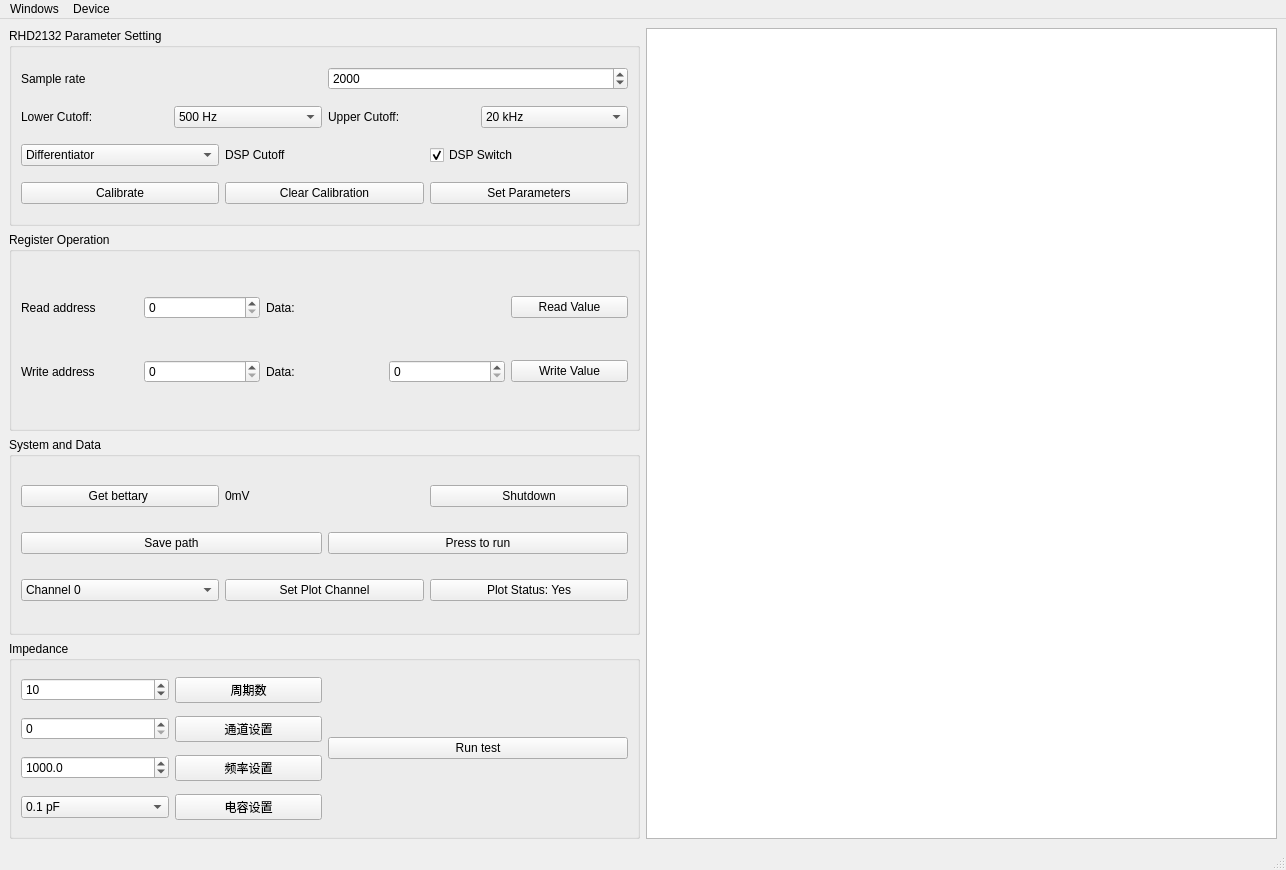
Above: mainwindow.ui from lwmdojz/SUSNeuron before the change. Below: the same form after it.
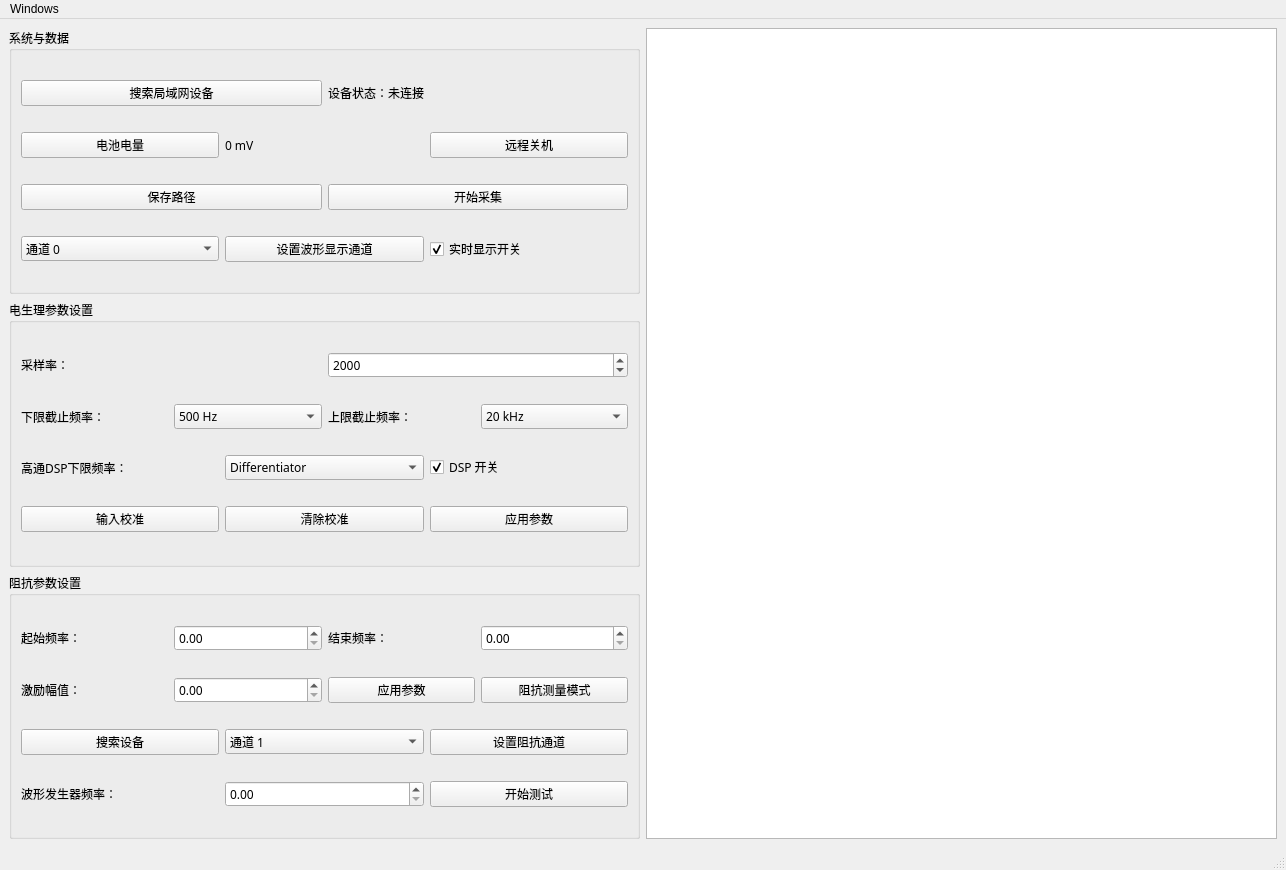
That is the form after the change. Custom widgets are drawn as their Qt base class.

```diff
--- a/mainwindow.ui
+++ b/mainwindow.ui
@@ -21,23 +21,18 @@
   </property>
   <widget class="QWidget" name="centralwidget">
    <layout class="QGridLayout" name="gridLayout">
-    <item row="0" column="1" rowspan="4">
-     <widget class="QChartView" name="graphicsView">
-      <property name="sizePolicy">
-       <sizepolicy hsizetype="Preferred" vsizetype="Expanding">
-        <horstretch>0</horstretch>
-        <verstretch>0</verstretch>
-       </sizepolicy>
-      </property>
-     </widget>
-    </item>
-    <item row="0" column="0">
+    <item row="2" column="0">
      <widget class="QGroupBox" name="groupBox_2">
       <property name="enabled">
        <bool>true</bool>
       </property>
+      <property name="font">
+       <font>
+        <family>微软雅黑</family>
+       </font>
+      </property>
       <property name="title">
-       <string>RHD2132 Parameter Setting</string>
+       <string>电生理参数设置</string>
       </property>
       <layout class="QHBoxLayout" name="horizontalLayout_8">
        <item>
@@ -46,8 +41,13 @@
           <layout class="QHBoxLayout" name="horizontalLayout">
            <item>
             <widget class="QLabel" name="label_3">
+             <property name="font">
+              <font>
+               <family>微软雅黑</family>
+              </font>
+             </property>
              <property name="text">
-              <string>Sample rate</string>
+              <string>采样率：</string>
              </property>
             </widget>
            </item>
@@ -70,13 +70,23 @@
           <layout class="QHBoxLayout" name="horizontalLayout_2">
            <item>
             <widget class="QLabel" name="label_2">
+             <property name="font">
+              <font>
+               <family>微软雅黑</family>
+              </font>
+             </property>
              <property name="text">
-              <string>Lower Cutoff:</string>
+              <string>下限截止频率：</string>
              </property>
             </widget>
            </item>
            <item>
             <widget class="QComboBox" name="comboBox_LowerCutoff">
+             <property name="font">
+              <font>
+               <family>微软雅黑</family>
+              </font>
+             </property>
              <item>
               <property name="text">
                <string>500 Hz</string>
@@ -206,13 +216,23 @@
            </item>
            <item>
             <widget class="QLabel" name="label">
+             <property name="font">
+              <font>
+               <family>微软雅黑</family>
+              </font>
+             </property>
              <property name="text">
-              <string>Upper Cutoff:</string>
+              <string>上限截止频率：</string>
              </property>
             </widget>
            </item>
            <item>
             <widget class="QComboBox" name="comboBox_UpperCutoff">
+             <property name="font">
+              <font>
+               <family>微软雅黑</family>
+              </font>
+             </property>
              <item>
               <property name="text">
                <string>20 kHz</string>
@@ -299,96 +319,106 @@
          </item>
          <item>
           <layout class="QHBoxLayout" name="horizontalLayout_6">
-           <item>
-            <widget class="QComboBox" name="comboBox_DSPCutoff">
-             <item>
-              <property name="text">
-               <string>Differentiator</string>
-              </property>
-             </item>
-             <item>
-              <property name="text">
-               <string>New Item</string>
-              </property>
-             </item>
-             <item>
-              <property name="text">
-               <string>New Item</string>
-              </property>
-             </item>
-             <item>
-              <property name="text">
-               <string>New Item</string>
-              </property>
-             </item>
-             <item>
-              <property name="text">
-               <string>New Item</string>
-              </property>
-             </item>
-             <item>
-              <property name="text">
-               <string>New Item</string>
-              </property>
-             </item>
-             <item>
-              <property name="text">
-               <string>New Item</string>
-              </property>
-             </item>
-             <item>
-              <property name="text">
-               <string>New Item</string>
-              </property>
-             </item>
-             <item>
-              <property name="text">
-               <string>New Item</string>
-              </property>
-             </item>
-             <item>
-              <property name="text">
-               <string>New Item</string>
-              </property>
-             </item>
-             <item>
-              <property name="text">
-               <string>New Item</string>
-              </property>
-             </item>
-             <item>
-              <property name="text">
-               <string>New Item</string>
-              </property>
-             </item>
-             <item>
-              <property name="text">
-               <string>New Item</string>
-              </property>
-             </item>
-             <item>
-              <property name="text">
-               <string>New Item</string>
-              </property>
-             </item>
-             <item>
-              <property name="text">
-               <string>New Item</string>
-              </property>
-             </item>
-            </widget>
-           </item>
            <item>
             <widget class="QLabel" name="label_5">
+             <property name="font">
+              <font>
+               <family>微软雅黑</family>
+              </font>
+             </property>
              <property name="text">
-              <string>DSP Cutoff</string>
+              <string>高通DSP下限频率：</string>
              </property>
             </widget>
            </item>
+           <item>
+            <widget class="QComboBox" name="comboBox_DSP">
+             <item>
+              <property name="text">
+               <string>Differentiator</string>
+              </property>
+             </item>
+             <item>
+              <property name="text">
+               <string>New Item</string>
+              </property>
+             </item>
+             <item>
+              <property name="text">
+               <string>New Item</string>
+              </property>
+             </item>
+             <item>
+              <property name="text">
+               <string>New Item</string>
+              </property>
+             </item>
+             <item>
+              <property name="text">
+               <string>New Item</string>
+              </property>
+             </item>
+             <item>
+              <property name="text">
+               <string>New Item</string>
+              </property>
+             </item>
+             <item>
+              <property name="text">
+               <string>New Item</string>
+              </property>
+             </item>
+             <item>
+              <property name="text">
+               <string>New Item</string>
+              </property>
+             </item>
+             <item>
+              <property name="text">
+               <string>New Item</string>
+              </property>
+             </item>
+             <item>
+              <property name="text">
+               <string>New Item</string>
+              </property>
+             </item>
+             <item>
+              <property name="text">
+               <string>New Item</string>
+              </property>
+             </item>
+             <item>
+              <property name="text">
+               <string>New Item</string>
+              </property>
+             </item>
+             <item>
+              <property name="text">
+               <string>New Item</string>
+              </property>
+             </item>
+             <item>
+              <property name="text">
+               <string>New Item</string>
+              </property>
+             </item>
+             <item>
+              <property name="text">
+               <string>New Item</string>
+              </property>
+             </item>
+            </widget>
+           </item>
            <item>
             <widget class="QCheckBox" name="checkBox_DSPOnoff">
+             <property name="font">
+              <font>
+               <family>微软雅黑</family>
+              </font>
+             </property>
              <property name="text">
-              <string>DSP Switch</string>
+              <string>DSP 开关</string>
              </property>
              <property name="checked">
               <bool>true</bool>
@@ -404,22 +434,37 @@
           <layout class="QHBoxLayout" name="horizontalLayout_3">
            <item>
             <widget class="QPushButton" name="pushButton_calibrate">
+             <property name="font">
+              <font>
+               <family>微软雅黑</family>
+              </font>
+             </property>
              <property name="text">
-              <string>Calibrate</string>
+              <string>输入校准</string>
              </property>
             </widget>
            </item>
            <item>
             <widget class="QPushButton" name="pushButton_clear">
+             <property name="font">
+              <font>
+               <family>微软雅黑</family>
+              </font>
+             </property>
              <property name="text">
-              <string>Clear Calibration</string>
+              <string>清除校准</string>
              </property>
             </widget>
            </item>
            <item>
             <widget class="QPushButton" name="pushButton_SetParam">
+             <property name="font">
+              <font>
+               <family>微软雅黑</family>
+              </font>
+             </property>
              <property name="text">
-              <string>Set Parameters</string>
+              <string>应用参数</string>
              </property>
             </widget>
            </item>
@@ -430,34 +475,73 @@
       </layout>
      </widget>
     </item>
-    <item row="2" column="0">
+    <item row="1" column="0">
      <widget class="QGroupBox" name="groupBox_5">
+      <property name="font">
+       <font>
+        <family>微软雅黑</family>
+       </font>
+      </property>
       <property name="title">
-       <string>System and Data</string>
+       <string>系统与数据</string>
       </property>
       <layout class="QHBoxLayout" name="horizontalLayout_13">
        <item>
         <layout class="QVBoxLayout" name="verticalLayout_4">
+         <item>
+          <layout class="QHBoxLayout" name="horizontalLayout_5">
+           <item>
+            <widget class="QPushButton" name="pushButton_searchIP">
+             <property name="text">
+              <string>搜索局域网设备</string>
+             </property>
+            </widget>
+           </item>
+           <item>
+            <widget class="QLabel" name="label_status">
+             <property name="sizePolicy">
+              <sizepolicy hsizetype="Preferred" vsizetype="Fixed">
+               <horstretch>0</horstretch>
+               <verstretch>0</verstretch>
+              </sizepolicy>
+             </property>
+             <property name="text">
+              <string>设备状态：未连接</string>
+             </property>
+            </widget>
+           </item>
+          </layout>
+         </item>
          <item>
           <layout class="QHBoxLayout" name="horizontalLayout_11">
            <item>
             <widget class="QPushButton" name="pushButton_getBatt">
+             <property name="font">
+              <font>
+               <family>微软雅黑</family>
+              </font>
+             </property>
              <property name="text">
-              <string>Get bettary </string>
+              <string>电池电量</string>
              </property>
             </widget>
            </item>
            <item>
             <widget class="QLabel" name="label_batt">
              <property name="text">
-              <string>0mV</string>
+              <string>0 mV</string>
              </property>
             </widget>
            </item>
            <item>
             <widget class="QPushButton" name="pushButton_shutdown">
+             <property name="font">
+              <font>
+               <family>微软雅黑</family>
+              </font>
+             </property>
              <property name="text">
-              <string>Shutdown</string>
+              <string>远程关机</string>
              </property>
             </widget>
            </item>
@@ -467,15 +551,25 @@
           <layout class="QHBoxLayout" name="horizontalLayout_14">
            <item>
             <widget class="QPushButton" name="pushButton_savePath">
+             <property name="font">
+              <font>
+               <family>微软雅黑</family>
+              </font>
+             </property>
              <property name="text">
-              <string>Save path</string>
+              <string>保存路径</string>
              </property>
             </widget>
            </item>
            <item>
             <widget class="QPushButton" name="pushButton_run">
+             <property name="font">
+              <font>
+               <family>微软雅黑</family>
+              </font>
+             </property>
              <property name="text">
-              <string>Press to run</string>
+              <string>开始采集</string>
              </property>
             </widget>
            </item>
@@ -484,10 +578,15 @@
          <item>
           <layout class="QHBoxLayout" name="horizontalLayout_21">
            <item>
-            <widget class="QComboBox" name="comboBox_plotCh">
+            <widget class="QComboBox" name="comboBox_plotChannel">
+             <property name="font">
+              <font>
+               <family>微软雅黑</family>
+              </font>
+             </property>
              <item>
               <property name="text">
-               <string>Channel 0</string>
+               <string>通道 0</string>
               </property>
              </item>
              <item>
@@ -649,15 +748,23 @@
            </item>
            <item>
             <widget class="QPushButton" name="pushButton_setPlotCh">
+             <property name="font">
+              <font>
+               <family>微软雅黑</family>
+              </font>
+             </property>
              <property name="text">
-              <string>Set Plot Channel</string>
+              <string>设置波形显示通道</string>
              </property>
             </widget>
            </item>
            <item>
-            <widget class="QPushButton" name="pushButton_plotOnOff">
+            <widget class="QCheckBox" name="checkBox_plot">
              <property name="text">
-              <string>Plot Status: Yes</string>
+              <string>实时显示开关</string>
+             </property>
+             <property name="checked">
+              <bool>true</bool>
              </property>
             </widget>
            </item>
@@ -670,8 +777,13 @@
     </item>
     <item row="3" column="0">
      <widget class="QGroupBox" name="groupBox_7">
+      <property name="font">
+       <font>
+        <family>微软雅黑</family>
+       </font>
+      </property>
       <property name="title">
-       <string>Impedance</string>
+       <string>阻抗参数设置</string>
       </property>
       <layout class="QHBoxLayout" name="horizontalLayout_16">
        <item>
@@ -679,22 +791,50 @@
          <item>
           <layout class="QHBoxLayout" name="horizontalLayout_15">
            <item>
-            <widget class="QSpinBox" name="spinBox_zcount">
-             <property name="minimum">
-              <number>1</number>
+            <widget class="QLabel" name="label_4">
+             <property name="text">
+              <string>起始频率：</string>
              </property>
-             <property name="maximum">
-              <number>20</number>
+            </widget>
+           </item>
+           <item>
+            <widget class="QDoubleSpinBox" name="doubleSpinBox_startFreq"/>
+           </item>
+           <item>
+            <widget class="QLabel" name="label_6">
+             <property name="text">
+              <string>结束频率：</string>
              </property>
-             <property name="value">
-              <number>10</number>
+            </widget>
+           </item>
+           <item>
+            <widget class="QDoubleSpinBox" name="doubleSpinBox_stopFreq"/>
+           </item>
+          </layout>
+         </item>
+         <item>
+          <layout class="QHBoxLayout" name="horizontalLayout_18">
+           <item>
+            <widget class="QLabel" name="label_7">
+             <property name="text">
+              <string>激励幅值：</string>
              </property>
             </widget>
            </item>
            <item>
-            <widget class="QPushButton" name="pushButton_zcount">
+            <widget class="QDoubleSpinBox" name="doubleSpinBox_amplitude"/>
+           </item>
+           <item>
+            <widget class="QPushButton" name="pushButton_applyPara">
              <property name="text">
-              <string>周期数</string>
+              <string>应用参数</string>
+             </property>
+            </widget>
+           </item>
+           <item>
+            <widget class="QPushButton" name="pushButton_switchMode">
+             <property name="text">
+              <string>阻抗测量模式</string>
              </property>
             </widget>
            </item>
@@ -703,39 +843,30 @@
          <item>
           <layout class="QHBoxLayout" name="horizontalLayout_17">
            <item>
-            <widget class="QSpinBox" name="spinBox_ch"/>
+            <widget class="QPushButton" name="pushButton">
+             <property name="text">
+              <string>搜索设备</string>
+             </property>
+            </widget>
+           </item>
+           <item>
+            <widget class="QComboBox" name="comboBox_IMPChannel">
+             <item>
+              <property name="text">
+               <string>通道 1</string>
+              </property>
+             </item>
+             <item>
+              <property name="text">
+               <string>通道 2</string>
+              </property>
+             </item>
+            </widget>
            </item>
            <item>
             <widget class="QPushButton" name="pushButton_channelset">
              <property name="text">
-              <string>通道设置</string>
-             </property>
-            </widget>
-           </item>
-          </layout>
-         </item>
-         <item>
-          <layout class="QHBoxLayout" name="horizontalLayout_18">
-           <item>
-            <widget class="QDoubleSpinBox" name="doubleSpinBox_hz">
-             <property name="decimals">
-              <number>1</number>
-             </property>
-             <property name="minimum">
-              <double>0.100000000000000</double>
-             </property>
-             <property name="maximum">
-              <double>10000.000000000000000</double>
-             </property>
-             <property name="value">
-              <double>1000.000000000000000</double>
-             </property>
-            </widget>
-           </item>
-           <item>
-            <widget class="QPushButton" name="pushButton_hz">
-             <property name="text">
-              <string>频率设置</string>
+              <string>设置阻抗通道</string>
              </property>
             </widget>
            </item>
@@ -744,31 +875,19 @@
          <item>
           <layout class="QHBoxLayout" name="horizontalLayout_19">
            <item>
-            <widget class="QComboBox" name="comboBox_capacitor">
-             <property name="currentIndex">
-              <number>0</number>
+            <widget class="QLabel" name="label_8">
+             <property name="text">
+              <string>波形发生器频率：</string>
              </property>
-             <item>
-              <property name="text">
-               <string>0.1 pF</string>
-              </property>
-             </item>
-             <item>
-              <property name="text">
-               <string>1 pF</string>
-              </property>
-             </item>
-             <item>
-              <property name="text">
-               <string>10pF</string>
-              </property>
-             </item>
             </widget>
            </item>
            <item>
-            <widget class="QPushButton" name="pushButton_currentset">
+            <widget class="QDoubleSpinBox" name="doubleSpinBox_WGFreq"/>
+           </item>
+           <item>
+            <widget class="QPushButton" name="pushButton_startIMP">
              <property name="text">
-              <string>电容设置</string>
+              <string>开始测试</string>
              </property>
             </widget>
            </item>
@@ -776,97 +895,17 @@
          </item>
         </layout>
        </item>
-       <item>
-        <widget class="QPushButton" name="pushButton_impedancetest">
-         <property name="text">
-          <string>Run test</string>
-         </property>
-        </widget>
-       </item>
       </layout>
      </widget>
     </item>
-    <item row="1" column="0">
-     <widget class="QGroupBox" name="groupBox_3">
-      <property name="title">
-       <string>Register Operation</string>
+    <item row="1" column="1" rowspan="3">
+     <widget class="QChartView" name="graphicsView">
+      <property name="sizePolicy">
+       <sizepolicy hsizetype="Preferred" vsizetype="Expanding">
+        <horstretch>0</horstretch>
+        <verstretch>0</verstretch>
+       </sizepolicy>
       </property>
-      <layout class="QHBoxLayout" name="horizontalLayout_10">
-       <item>
-        <layout class="QVBoxLayout" name="verticalLayout_3">
-         <item>
-          <layout class="QHBoxLayout" name="horizontalLayout_4">
-           <item>
-            <widget class="QLabel" name="label_6">
-             <property name="text">
-              <string>Read address</string>
-             </property>
-            </widget>
-           </item>
-           <item>
-            <widget class="QSpinBox" name="spinBox_ReadAddr"/>
-           </item>
-           <item>
-            <widget class="QLabel" name="label_4">
-             <property name="text">
-              <string>Data:</string>
-             </property>
-            </widget>
-           </item>
-           <item>
-            <widget class="QLabel" name="label_readValue">
-             <property name="text">
-              <string/>
-             </property>
-            </widget>
-           </item>
-           <item>
-            <widget class="QPushButton" name="pushButton_read">
-             <property name="text">
-              <string>Read Value</string>
-             </property>
-            </widget>
-           </item>
-          </layout>
-         </item>
-         <item>
-          <layout class="QHBoxLayout" name="horizontalLayout_12">
-           <item>
-            <widget class="QLabel" name="label_7">
-             <property name="text">
-              <string>Write address</string>
-             </property>
-            </widget>
-           </item>
-           <item>
-            <widget class="QSpinBox" name="spinBox_writeAddr"/>
-           </item>
-           <item>
-            <widget class="QLabel" name="label_9">
-             <property name="text">
-              <string>Data:</string>
-             </property>
-            </widget>
-           </item>
-           <item>
-            <widget class="QSpinBox" name="spinBox_writeData">
-             <property name="maximum">
-              <number>255</number>
-             </property>
-            </widget>
-           </item>
-           <item>
-            <widget class="QPushButton" name="pushButton_write">
-             <property name="text">
-              <string>Write Value</string>
-             </property>
-            </widget>
-           </item>
-          </layout>
-         </item>
-        </layout>
-       </item>
-      </layout>
      </widget>
     </item>
    </layout>
@@ -887,14 +926,7 @@
     <addaction name="actionImpedance"/>
     <addaction name="actionDebug"/>
    </widget>
-   <widget class="QMenu" name="menuDevice">
-    <property name="title">
-     <string>Device</string>
-    </property>
-    <addaction name="actionBluetooth"/>
-   </widget>
    <addaction name="menuWindows"/>
-   <addaction name="menuDevice"/>
   </widget>
   <widget class="QStatusBar" name="statusbar"/>
   <action name="actionImpedance">
```
Left out of the diff: 64 changed lines with no effect on the pictures.
